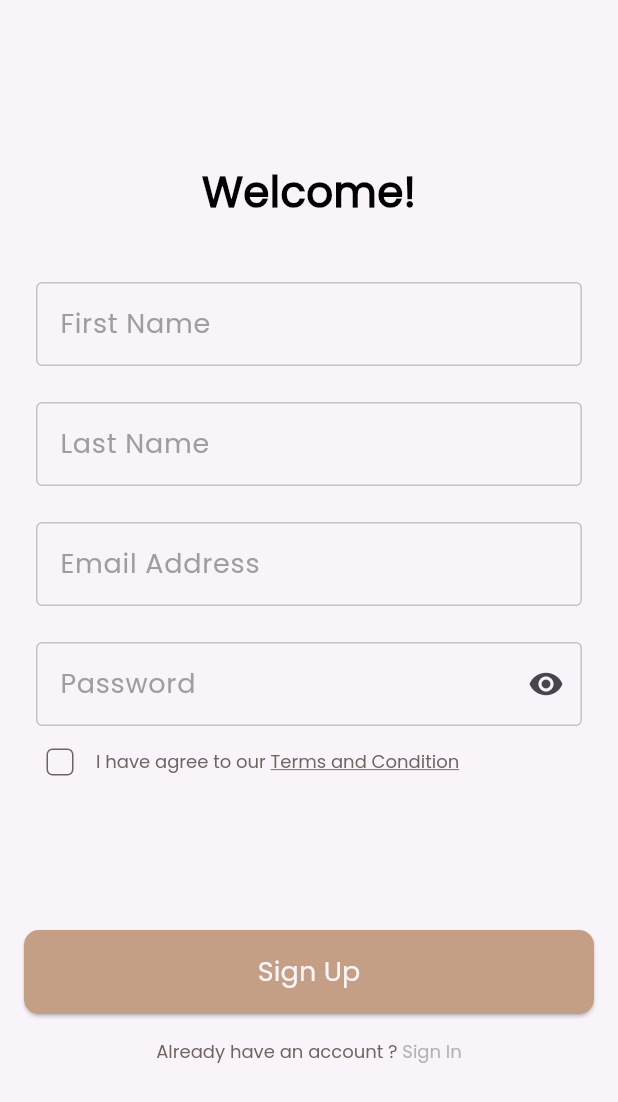
After one commit to AliMohamed-Ali/dalel, a Flutter app: the screen it shows after launch, after a tap on "Skip", on a phone screen of 412 x 824 dp. The commit adds this screen. Shown: the top 1102 px of the screen. Run offline on Flutter 3.47's test engine with Material 3 defaults, Android fonts, the phone set to English and light mode, and no system bars; our stand-ins replace firebase_auth, firebase_core, flutter_bloc, get_it, go_router, shared_preferences and 1 more; accounts and stored records are empty.

Commit message:
create account useing email and password

```diff
--- /dev/null
+++ b/lib/core/app/dalel.dart
@@ -0,0 +1,19 @@
+
+import 'package:dalel/core/routes/app_router.dart';
+import 'package:dalel/core/utils/app_colors.dart';
+import 'package:flutter/material.dart';
+
+class Dalel extends StatelessWidget {
+  const Dalel({super.key});
+
+  @override
+  Widget build(BuildContext context) {
+    return MaterialApp.router(
+      debugShowCheckedModeBanner: false,
+      theme: ThemeData(
+        scaffoldBackgroundColor: AppColors.offWhite,
+      ),
+      routerConfig: router,
+    );
+  }
+}
--- /dev/null
+++ b/lib/core/function/check_user_state.dart
@@ -0,0 +1,16 @@
+import 'package:firebase_auth/firebase_auth.dart';
+import 'package:flutter/foundation.dart';
+
+void checkStateChanges() {
+  FirebaseAuth.instance.authStateChanges().listen((User? user) {
+    if (user == null) {
+      if (kDebugMode) {
+        print('User is currently signed out!');
+      }
+    } else {
+      if (kDebugMode) {
+        print('User is signed in!');
+      }
+    }
+  });
+}
--- a/lib/features/auth/presentation/auth_cubit/cubit/auth_cubit.dart
+++ b/lib/features/auth/presentation/auth_cubit/cubit/auth_cubit.dart
@@ -1,6 +1,29 @@
 import 'package:dalel/features/auth/presentation/auth_cubit/cubit/auth_state.dart';
+import 'package:firebase_auth/firebase_auth.dart';
 import 'package:flutter_bloc/flutter_bloc.dart';
 
 class AuthCubit extends Cubit<AuthState> {
   AuthCubit() : super(AuthInitial());
+  late String firstName, lastName, emailAddress, password;
+  signUpWithEmailAndPassword() async {
+    try {
+      emit(AuthLoadingState());
+      final credential =
+          await FirebaseAuth.instance.createUserWithEmailAndPassword(
+        email: emailAddress,
+        password: password,
+      );
+      emit(AuthSuccessState());
+    } on FirebaseAuthException catch (e) {
+      if (e.code == 'weak-password') {
+        emit(AuthFailureState(
+            errorMessage: "The password provided is too weak."));
+      } else if (e.code == 'email-already-in-use') {
+        emit(AuthFailureState(
+            errorMessage: "The account already exists for that email."));
+      }
+    } catch (e) {
+      emit(AuthFailureState(errorMessage: e.toString()));
+    }
+  }
 }
--- a/lib/features/auth/presentation/auth_cubit/cubit/auth_state.dart
+++ b/lib/features/auth/presentation/auth_cubit/cubit/auth_state.dart
@@ -1,3 +1,10 @@
 class AuthState {}
 
 final class AuthInitial extends AuthState {}
+final class AuthLoadingState extends AuthState {}
+final class AuthSuccessState extends AuthState {}
+final class AuthFailureState extends AuthState {
+  final String errorMessage;
+
+  AuthFailureState({required this.errorMessage});
+}
--- a/lib/features/auth/presentation/views/sign_up_view.dart
+++ b/lib/features/auth/presentation/views/sign_up_view.dart
@@ -1,8 +1,6 @@
 import 'package:dalel/core/utils/app_strings.dart';
-import 'package:dalel/core/widgets/custom_btn.dart';
-import 'package:dalel/features/auth/presentation/views/widgets/custom_text_filed.dart';
+import 'package:dalel/features/auth/presentation/views/widgets/custom_form.dart';
 import 'package:dalel/features/auth/presentation/views/widgets/have_account_widget.dart';
-import 'package:dalel/features/auth/presentation/views/widgets/terms_and_condition.dart';
 import 'package:dalel/features/auth/presentation/views/widgets/welcome_text.dart';
 import 'package:flutter/material.dart';
 
@@ -11,34 +9,20 @@ class SignUpView extends StatelessWidget {
 
   @override
   Widget build(BuildContext context) {
-    return Scaffold(
+    return const Scaffold(
       body: Padding(
-        padding: const EdgeInsets.symmetric(horizontal: 16.0),
+        padding: EdgeInsets.symmetric(horizontal: 16.0),
         child: CustomScrollView(
           slivers: [
-            const SliverToBoxAdapter(child: SizedBox(height: 108)),
-            const SliverToBoxAdapter(child: WelcomeText()),
-            const SliverToBoxAdapter(child: SizedBox(height: 16)),
-            const SliverToBoxAdapter(
-                child: CustomTextField(label: AppStrings.fristName)),
-            const SliverToBoxAdapter(
-                child: CustomTextField(label: AppStrings.lastName)),
-            const SliverToBoxAdapter(
-                child: CustomTextField(label: AppStrings.emailAddress)),
-            const SliverToBoxAdapter(
-                child: CustomTextField(
-                    label: AppStrings.password, isPassword: true)),
-            const SliverToBoxAdapter(child: TermsAndCondition()),
-            const SliverToBoxAdapter(child: SizedBox(height: 88)),
+            SliverToBoxAdapter(child: SizedBox(height: 108)),
+            SliverToBoxAdapter(child: WelcomeText()),
+            SliverToBoxAdapter(child: SizedBox(height: 16)),
+            SliverToBoxAdapter(child: CustomForm()),
+            SliverToBoxAdapter(child: SizedBox(height: 16)),
             SliverToBoxAdapter(
-              child: CustomButton(onPressed: () {}, text: AppStrings.signUp),
-            ),
-            const SliverToBoxAdapter(child: SizedBox(height: 16)),
-            const SliverToBoxAdapter(
                 child: HaveAccountWidget(
-              text1: AppStrings.alreadyHaveAnAccount,
-              text2: AppStrings.signIn,
-            ))
+                    text1: AppStrings.alreadyHaveAnAccount,
+                    text2: AppStrings.signIn))
           ],
         ),
       ),
--- /dev/null
+++ b/lib/features/auth/presentation/views/widgets/custom_form.dart
@@ -0,0 +1,48 @@
+import 'package:dalel/core/utils/app_strings.dart';
+import 'package:dalel/core/widgets/custom_btn.dart';
+import 'package:dalel/features/auth/presentation/auth_cubit/cubit/auth_cubit.dart';
+import 'package:dalel/features/auth/presentation/auth_cubit/cubit/auth_state.dart';
+import 'package:dalel/features/auth/presentation/views/widgets/custom_text_filed.dart';
+import 'package:dalel/features/auth/presentation/views/widgets/terms_and_condition.dart';
+import 'package:flutter/material.dart';
+import 'package:flutter_bloc/flutter_bloc.dart';
+
+class CustomForm extends StatelessWidget {
+  const CustomForm({super.key});
+
+  @override
+  Widget build(BuildContext context) {
+    return BlocConsumer<AuthCubit, AuthState>(
+      listener: (context, state) {},
+      builder: (context, state) {
+        return Form(
+          child: Column(children: [
+            CustomTextFormField(
+              label: AppStrings.fristName,
+              onChanged: (firstName) =>
+                  BlocProvider.of<AuthCubit>(context).firstName = firstName,
+            ),
+            CustomTextFormField(
+                label: AppStrings.lastName,
+                onChanged: (lastName) =>
+                    BlocProvider.of<AuthCubit>(context).lastName = lastName),
+            CustomTextFormField(
+                label: AppStrings.emailAddress,
+                onChanged: (emailAddress) => BlocProvider.of<AuthCubit>(context)
+                    .emailAddress = emailAddress),
+            CustomTextFormField(
+                label: AppStrings.password,
+                isPassword: true,
+                onChanged: (password) =>
+                    BlocProvider.of<AuthCubit>(context).password = password),
+            const TermsAndCondition(),
+            const SizedBox(height: 88),
+            CustomButton(onPressed: () {
+              BlocProvider.of<AuthCubit>(context).signUpWithEmailAndPassword();
+            }, text: AppStrings.signUp),
+          ]),
+        );
+      },
+    );
+  }
+}
--- a/lib/features/auth/presentation/views/widgets/custom_text_filed.dart
+++ b/lib/features/auth/presentation/views/widgets/custom_text_filed.dart
@@ -2,16 +2,19 @@ import 'package:dalel/core/utils/app_colors.dart';
 import 'package:dalel/core/utils/app_text_stylies.dart';
 import 'package:flutter/material.dart';
 
-class CustomTextField extends StatelessWidget {
-  const CustomTextField({super.key, required this.label, this.isPassword});
+class CustomTextFormField extends StatelessWidget {
+  const CustomTextFormField({super.key, required this.label, this.isPassword, this.onChanged, this.onFieldSubmitted});
   final String label;
   final bool? isPassword;
-
+  final Function(String)? onChanged;
+  final Function(String)? onFieldSubmitted;
   @override
   Widget build(BuildContext context) {
     return Padding(
       padding: const EdgeInsets.only(top: 24, right: 8, left: 8),
-      child: TextField(
+      child: TextFormField(
+        onChanged: onChanged,
+        onFieldSubmitted: onFieldSubmitted ,
         decoration: InputDecoration(
           suffixIcon: isPassword != null ? const Icon(Icons.visibility) : null,
           label: Text(
--- a/lib/main.dart
+++ b/lib/main.dart
@@ -1,7 +1,7 @@
+import 'package:dalel/core/app/dalel.dart';
 import 'package:dalel/core/database/cache/cache_helper.dart';
-import 'package:dalel/core/routes/app_router.dart';
+import 'package:dalel/core/function/check_user_state.dart';
 import 'package:dalel/core/services/service_locator.dart';
-import 'package:dalel/core/utils/app_colors.dart';
 import 'package:dalel/firebase_options.dart';
 import 'package:firebase_core/firebase_core.dart';
 import 'package:flutter/material.dart';
@@ -13,20 +13,6 @@ void main() async {
   await Firebase.initializeApp(
     options: DefaultFirebaseOptions.currentPlatform,
   );
+  checkStateChanges();
   runApp(const Dalel());
 }
-
-class Dalel extends StatelessWidget {
-  const Dalel({super.key});
-
-  @override
-  Widget build(BuildContext context) {
-    return MaterialApp.router(
-      debugShowCheckedModeBanner: false,
-      theme: ThemeData(
-        scaffoldBackgroundColor: AppColors.offWhite,
-      ),
-      routerConfig: router,
-    );
-  }
-}
--- a/pubspec.yaml
+++ b/pubspec.yaml
@@ -29,6 +29,7 @@ environment:
 # versions available, run `flutter pub outdated`.
 dependencies:
   cupertino_icons: ^1.0.2
+  firebase_auth: ^4.17.3
   firebase_core: ^2.25.3
   flutter:
     sdk: flutter
```
Also changed, not shown: pubspec.lock, 4 other files.
